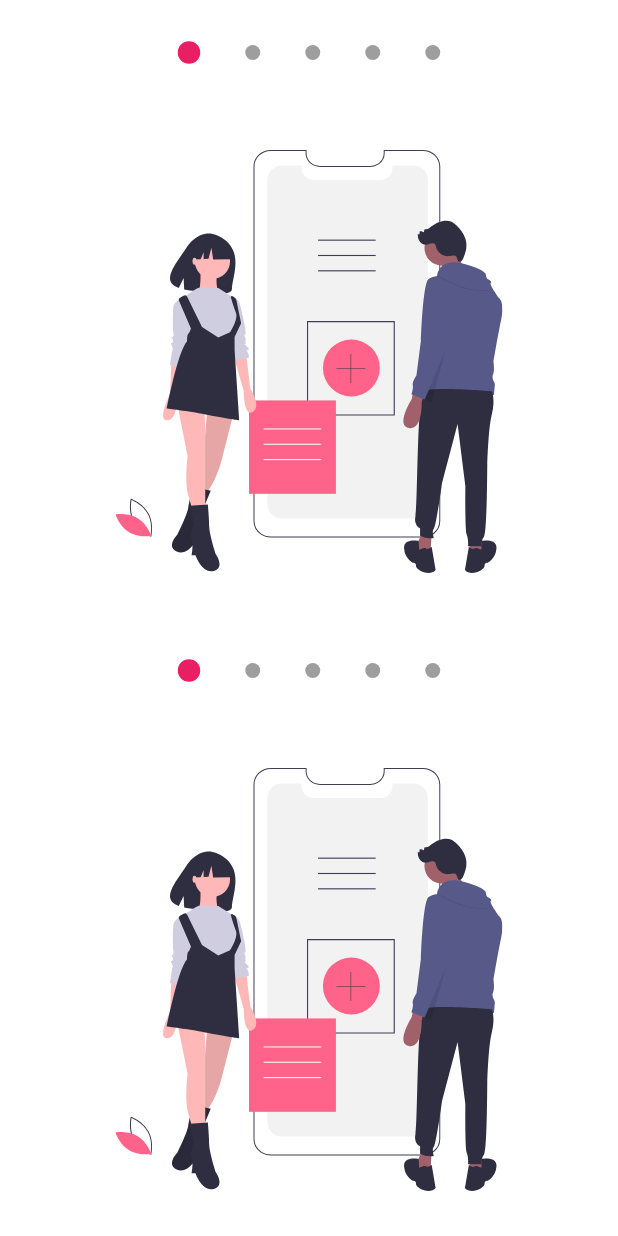
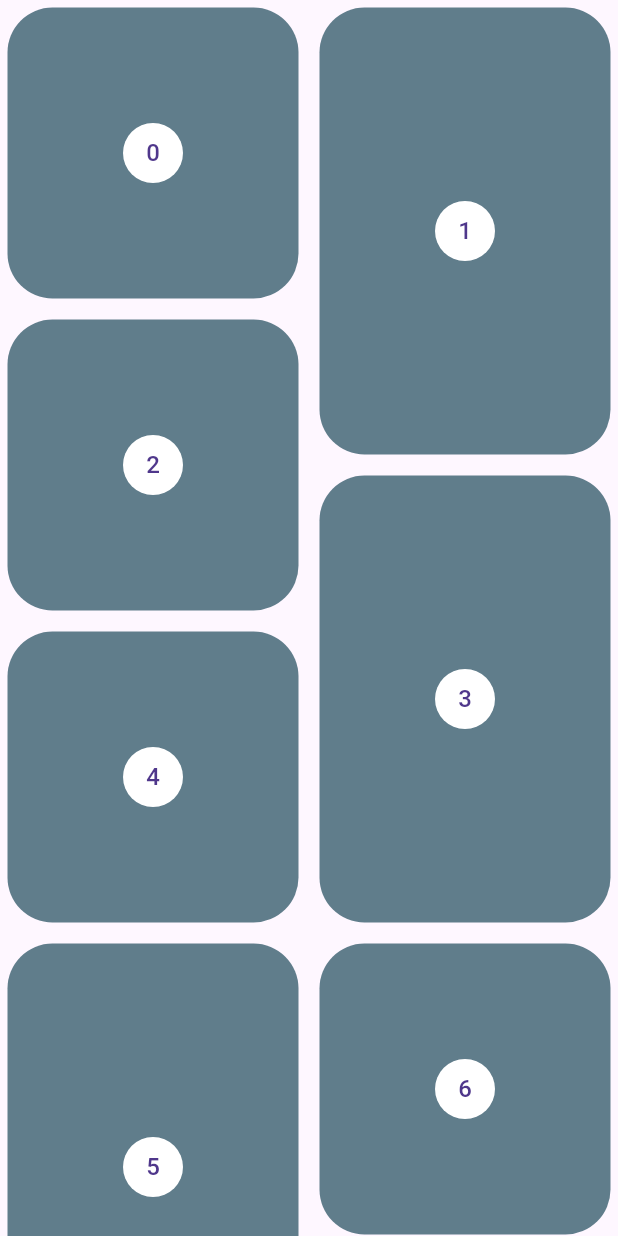
Before and after one commit to AbielRC97/disenos_app, a Flutter app: the screen it shows after launch, on a phone screen of 412 x 824 dp. Run offline on Flutter 3.47's test engine with Material 3 defaults, Android fonts, the phone set to English and light mode, and no system bars; our stand-ins replace flutter_bloc, flutter_svg.

Commit message:
Video 82: Layout Pinterest

```diff
--- a/lib/main.dart
+++ b/lib/main.dart
@@ -1,5 +1,5 @@
 
-import 'package:disenos_app/src/pages/slideshow_page.dart';
+import 'package:disenos_app/src/pages/pinterest_page.dart';
 import 'package:flutter/material.dart';
 
 void main() {
@@ -15,7 +15,7 @@ class MyApp extends StatelessWidget {
     return MaterialApp(
       title: 'Diseños APP',
       debugShowCheckedModeBanner: false,
-      home: SlideshowPage(),
+      home: PinterestPage(),
     );
   }
 }
--- /dev/null
+++ b/lib/src/pages/pinterest_page.dart
@@ -0,0 +1,55 @@
+import 'package:flutter/material.dart';
+import 'package:flutter_staggered_grid_view/flutter_staggered_grid_view.dart';
+
+class PinterestPage extends StatelessWidget {
+  const PinterestPage({super.key});
+
+  @override
+  Widget build(BuildContext context) {
+    return Scaffold(
+      body: Center(
+        child: PinterestGrid(),
+      ),
+    );
+  }
+}
+
+class PinterestGrid extends StatelessWidget {
+  final List<int> items = List.generate(200, (i) => i);
+  PinterestGrid({super.key});
+
+  @override
+  Widget build(BuildContext context) {
+    return StaggeredGridView.countBuilder(
+      crossAxisCount: 4,
+      itemCount: items.length,
+      itemBuilder: (BuildContext context, int index) => _PinterestItem(
+        index: index,
+      ),
+      staggeredTileBuilder: (int index) =>
+          StaggeredTile.count(2, index.isEven ? 2 : 3),
+      mainAxisSpacing: 4.0,
+      crossAxisSpacing: 4.0,
+    );
+  }
+}
+
+class _PinterestItem extends StatelessWidget {
+  final int index;
+  const _PinterestItem({required this.index});
+
+  @override
+  Widget build(BuildContext context) {
+    return Container(
+        margin: EdgeInsets.all(5),
+        decoration: BoxDecoration(
+            color: Colors.blueGrey,
+            borderRadius: BorderRadius.all(Radius.circular(30))),
+        child: Center(
+          child: CircleAvatar(
+            backgroundColor: Colors.white,
+            child: Text('$index'),
+          ),
+        ));
+  }
+}
--- a/pubspec.yaml
+++ b/pubspec.yaml
@@ -37,6 +37,7 @@ dependencies:
   flutter_svg: ^2.1.0
   provider: ^6.1.5
   flutter_bloc: ^8.1.2
+  flutter_staggered_grid_view: ^0.4.1
 
 dev_dependencies:
   flutter_test:
```
Also changed, not shown: pubspec.lock.
